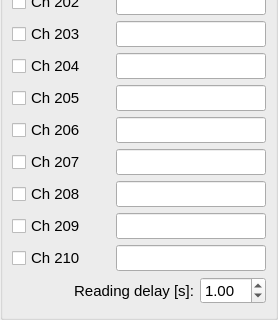
Before: the Qt Designer form hallbench/gui/ui/temperaturechannelswidget.ui in lnls-ima/hall-bench-control, drawn with Qt 5; both pictures show x 0 to 278 and y 205 to 525 of the 278 by 525 pixel window.
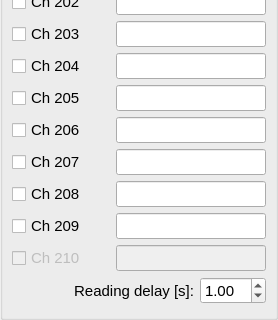
After: the same form once the commit is applied.

The edit to the form file:
```diff
--- a/hallbench/gui/ui/temperaturechannelswidget.ui
+++ b/hallbench/gui/ui/temperaturechannelswidget.ui
@@ -96,6 +96,9 @@
       </item>
       <item row="13" column="1" colspan="2">
        <widget class="QLineEdit" name="channel210_le">
+        <property name="enabled">
+         <bool>false</bool>
+        </property>
         <property name="sizePolicy">
          <sizepolicy hsizetype="Minimum" vsizetype="Fixed">
           <horstretch>0</horstretch>
@@ -381,6 +384,9 @@
       </item>
       <item row="13" column="0">
        <widget class="QCheckBox" name="channel210_chb">
+        <property name="enabled">
+         <bool>false</bool>
+        </property>
         <property name="font">
          <font>
           <weight>50</weight>
```
